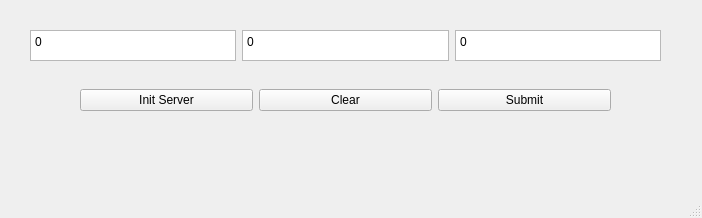
Before: the Qt Designer form main.ui in rakshith111/Shutdownify, drawn with Qt 5.
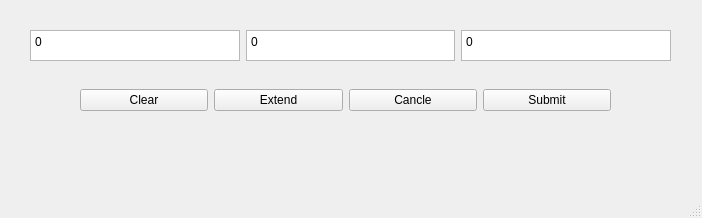
After: the same form once the commit is applied.

Patch:
```diff
--- a/main.ui
+++ b/main.ui
@@ -19,7 +19,7 @@
      <rect>
       <x>30</x>
       <y>30</y>
-      <width>631</width>
+      <width>641</width>
       <height>31</height>
      </rect>
     </property>
@@ -57,13 +57,6 @@
      </rect>
     </property>
     <layout class="QHBoxLayout" name="button_layout">
-     <item>
-      <widget class="QPushButton" name="init_server_btn">
-       <property name="text">
-        <string>Init Server</string>
-       </property>
-      </widget>
-     </item>
      <item>
       <widget class="QPushButton" name="clear_btn">
        <property name="text">
@@ -71,6 +64,20 @@
        </property>
       </widget>
      </item>
+     <item>
+      <widget class="QPushButton" name="extend_btn">
+       <property name="text">
+        <string>Extend</string>
+       </property>
+      </widget>
+     </item>
+     <item>
+      <widget class="QPushButton" name="cancle_btn">
+       <property name="text">
+        <string>Cancle</string>
+       </property>
+      </widget>
+     </item>
      <item>
       <widget class="QPushButton" name="submit_btn">
        <property name="text">
```
